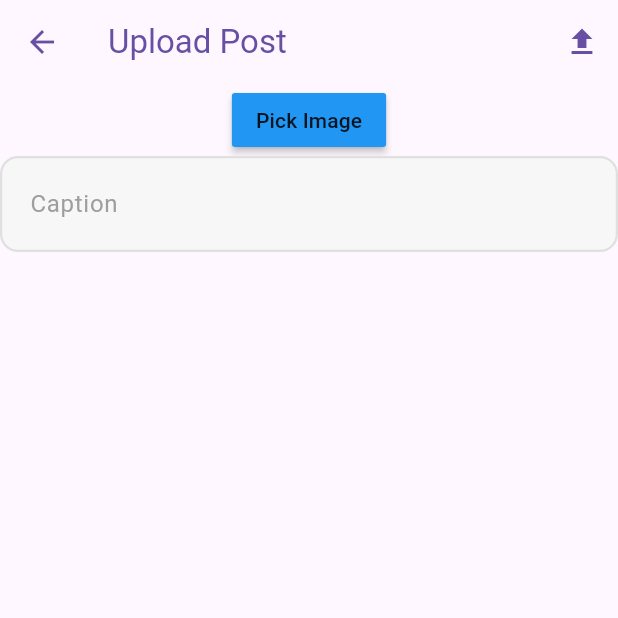
After one commit to ZiadElsewedy/talkifyApp, a Flutter app: the UploadPostPage screen opened directly, after a tap on "Pick Image", on a phone screen of 412 x 824 dp, the top half of it. The commit adds this screen. Run offline on Flutter 3.47's test engine with Material 3 defaults, Android fonts, the phone set to English and light mode, and no system bars; our stand-ins replace cached_network_image, cloud_firestore, file_picker, firebase_auth, firebase_core, firebase_storage and 1 more; accounts and stored records are empty.

Commit message:
Enhance Posts feature: Add PostCubit and upload functionality

```diff
--- a/lib/App.dart
+++ b/lib/App.dart
@@ -8,6 +8,8 @@ import 'package:talkifyapp/features/auth/Presentation/Cubits/auth_cubit.dart';
 import 'package:talkifyapp/features/auth/Presentation/screens/Auth_screens/AuthPage.dart';
 import 'package:talkifyapp/features/auth/Presentation/screens/Posts/HomePage.dart';
 import 'package:talkifyapp/features/auth/Presentation/screens/Auth_screens/VerificationEmail.dart';
+import 'package:talkifyapp/features/auth/Presentation/screens/Posts/data/firebase_post_repo.dart';
+import 'package:talkifyapp/features/auth/Presentation/screens/Posts/presentation/cubits/post_cubit.dart';
 import 'package:talkifyapp/features/auth/Presentation/screens/components/LOADING!.dart';
 import 'package:talkifyapp/features/auth/data/FireBase_Auth_repo.dart';
 // things need to do !
@@ -30,6 +32,7 @@ class MyApp extends StatelessWidget {
   final FirebaseprofileRepo =  FirebaseProfileRepo();
   final FirebasestorageRepo = FirebaseStorageRepo();
   final FirebaseauthRepo = FirebaseAuthRepo();
+  final firebasePostRepo = FirebasePostRepo();
   // Initialize the ProfileRepo
   // Initialize the AuthRepo
   @override
@@ -43,9 +46,13 @@ class MyApp extends StatelessWidget {
           create: (context) => ProfileCubit(
             profileRepo: FirebaseprofileRepo,
             Storage: FirebasestorageRepo ) // Pass the StorageRepo to ProfileCubit),
-
            // Pass the authRepo to ProfileCubit
         ),
+
+        // post cubit
+        BlocProvider<PostCubit>(
+          create: (context) => PostCubit(postRepo: firebasePostRepo, storageRepo: FirebasestorageRepo)
+        )
       ],
 
      child: MaterialApp(
--- /dev/null
+++ b/lib/features/auth/Presentation/screens/Posts/pages/upload_post_page.dart
@@ -0,0 +1,183 @@
+import 'dart:io';
+import 'dart:typed_data';
+
+import 'package:file_picker/file_picker.dart';
+import 'package:flutter/foundation.dart' show kIsWeb;
+import 'package:flutter/material.dart';
+import 'package:flutter_bloc/flutter_bloc.dart';
+import 'package:talkifyapp/features/auth/Presentation/Cubits/auth_cubit.dart';
+import 'package:talkifyapp/features/auth/Presentation/screens/Posts/Posts.dart';
+import 'package:talkifyapp/features/auth/Presentation/screens/Posts/presentation/cubits/post_cubit.dart';
+import 'package:talkifyapp/features/auth/Presentation/screens/Posts/presentation/cubits/post_states.dart';
+import 'package:talkifyapp/features/auth/Presentation/screens/components/MyTextField.dart';
+import 'package:talkifyapp/features/auth/domain/entities/AppUser.dart';
+
+class UploadPostPage extends StatefulWidget {
+  const UploadPostPage({super.key});
+
+  @override
+  State<UploadPostPage> createState() => _UploadPostPageState();
+}
+
+class _UploadPostPageState extends State<UploadPostPage> {
+  // mobile image picker
+  PlatformFile? imagepickedfile;
+
+  // web image picker
+  Uint8List? webImage;
+
+  // text controller -> caption
+  final TextController = TextEditingController();
+
+  // current user
+  AppUser? currentUser;
+
+  @override
+  void initState() {
+    super.initState();
+
+    getCurrentUser();
+  }
+
+  // get current user
+  void getCurrentUser() async {
+    final authCubit = context.read<AuthCubit>();
+    currentUser = authCubit.GetCurrentUser();
+  }
+
+
+  // Pick image
+  Future<void> pickImage() async {
+    final result = await FilePicker.platform.pickFiles(
+      type: FileType.image,
+      withData: kIsWeb,
+    );
+
+    if (result != null ) {
+      setState(() {
+        imagepickedfile = result.files.first;
+
+
+      if (kIsWeb) {
+        webImage = imagepickedfile!.bytes;
+      }
+      });
+    }
+  }
+
+
+  // create & upload post
+  void uploadPost() {
+    if (imagepickedfile == null || TextController.text.isEmpty) {
+      ScaffoldMessenger.of(context).showSnackBar(
+        const SnackBar(content: Text('Both image and caption are required'))
+      );
+      return;
+    }
+
+    // create a new post
+    final newPost = Post(
+        id: DateTime.now().millisecondsSinceEpoch.toString(),
+        UserId: currentUser!.id,
+        UserName: currentUser!.name,
+        Text: TextController.text,
+        imageUrl: '',
+        timestamp: DateTime.now(),
+    );
+
+
+    // post cubit
+    final postCubit = context.read<PostCubit>();
+
+    // web upload
+    if (kIsWeb) {
+      postCubit.createPost(newPost, imageBytes: imagepickedfile?.bytes);
+    }
+
+
+    // mobile upload
+    else {
+      postCubit.createPost(newPost, imagePath: imagepickedfile?.path);
+    }
+  }
+
+  @override
+  void dispose() {
+    TextController.dispose();
+    super.dispose();
+  }
+
+  // Build UI
+  @override
+  Widget build(BuildContext context) {
+
+    // Block consumer -> builder + listener
+    return BlocConsumer<PostCubit, PostState>(
+      builder: (context, state) {
+        // Loading or uploading
+        if (state is PostsLoading || state is PostsUploading) {
+          return const Scaffold(
+            body: Center(
+              child: CircularProgressIndicator(),
+            ),
+          );
+        }
+
+        // build upload page
+        return buildUploadPage();
+
+      },
+      // go to previous page when the upload is done & the posts are loaded
+      listener: (context, state) {
+        if (state is PostsLoaded) {
+          Navigator.pop(context);
+        }
+      }
+    );
+  }
+
+  Widget buildUploadPage() {
+    return Scaffold(
+      appBar: AppBar(
+        title: const Text('Upload Post'),
+        foregroundColor: Theme.of(context).colorScheme.primary,
+        actions: [
+          // upload button
+          IconButton(
+            onPressed: uploadPost,
+            icon: const Icon(Icons.upload),
+          ),
+        ],
+      ),
+      body: Center(
+        child: Column(
+          children: [
+            // image perview for web
+            if (kIsWeb)
+              Image.memory(webImage!),
+
+            // image picker for mobile
+            if (!kIsWeb && webImage != null)
+              Image.file(File(imagepickedfile!.path!)),
+
+            // pick image button
+            MaterialButton(
+              onPressed: pickImage,
+              color: Colors.blue,
+              child: const Text('Pick Image'),
+            ),
+
+            // caption text box
+            MyTextField(
+              controller: TextController,
+              hintText: "Caption",
+              obsecureText: false,
+            ),
+
+
+          ],
+        ),
+      ),
+    );
+  }
+}
--- a/lib/features/auth/Presentation/screens/Posts/presentation/cubits/post_cubit.dart
+++ b/lib/features/auth/Presentation/screens/Posts/presentation/cubits/post_cubit.dart
@@ -39,6 +39,10 @@ final newPost = post.copyWith(imageUrl: imageUrl);
 
 // create this post in the backend
 postRepo.CreatePost(newPost);
+
+// re-fetch all posts
+fetechAllPosts();
+
 }catch(e){
     emit(PostsError("Failed to create post: $e"));
   }
```
Also changed, not shown: lib/features/auth/Presentation/screens/Posts/HomePage.dart (+10 -3 lines), 12 other files.
